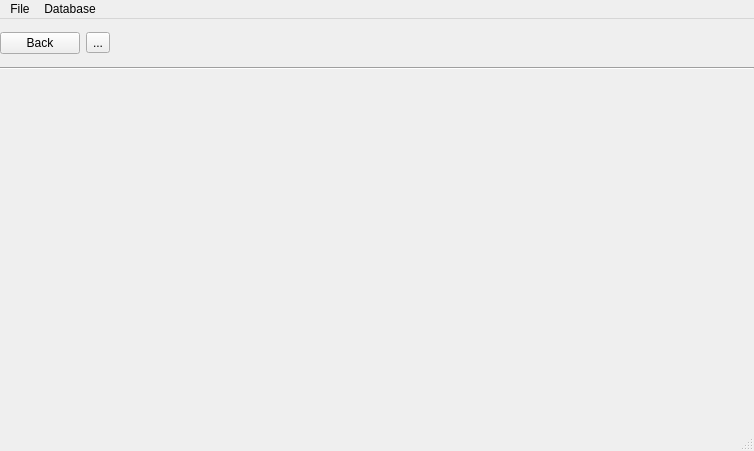
First picture: the form in src/StarRPGEditor/StarRPGEditor/main_wIndow.ui, repository wasedaigo/star-rpg-editor, before the edit.
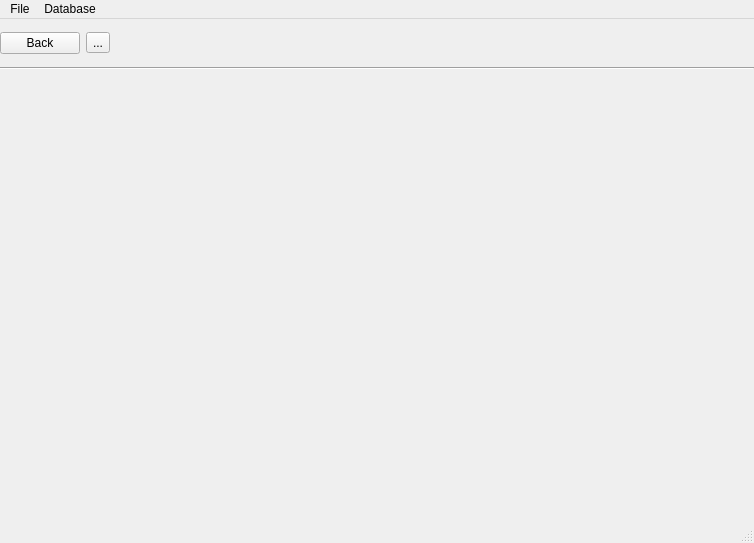
Second picture: the form after the edit. Icons and pictures are not drawn.

The edit to the form file:
```diff
--- a/src/StarRPGEditor/StarRPGEditor/main_wIndow.ui
+++ b/src/StarRPGEditor/StarRPGEditor/main_wIndow.ui
@@ -7,7 +7,7 @@
     <x>0</x>
     <y>0</y>
     <width>754</width>
-    <height>451</height>
+    <height>543</height>
    </rect>
   </property>
   <property name="sizePolicy">
```
Left out of the diff: 2 changed lines with no effect on the pictures.
